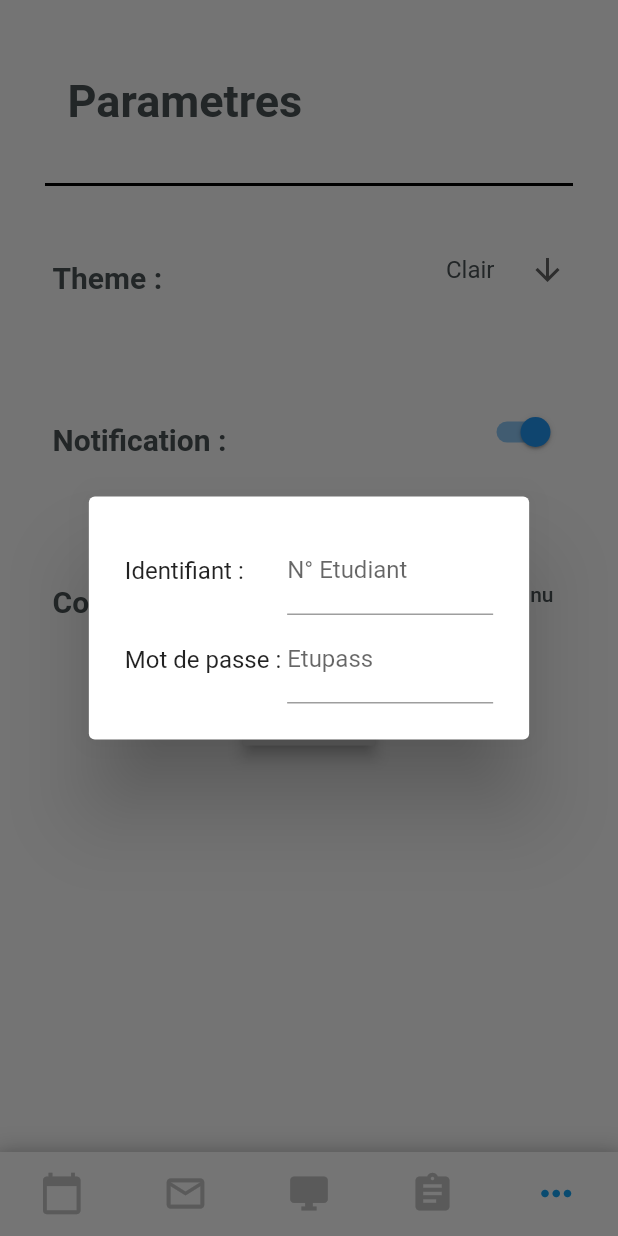
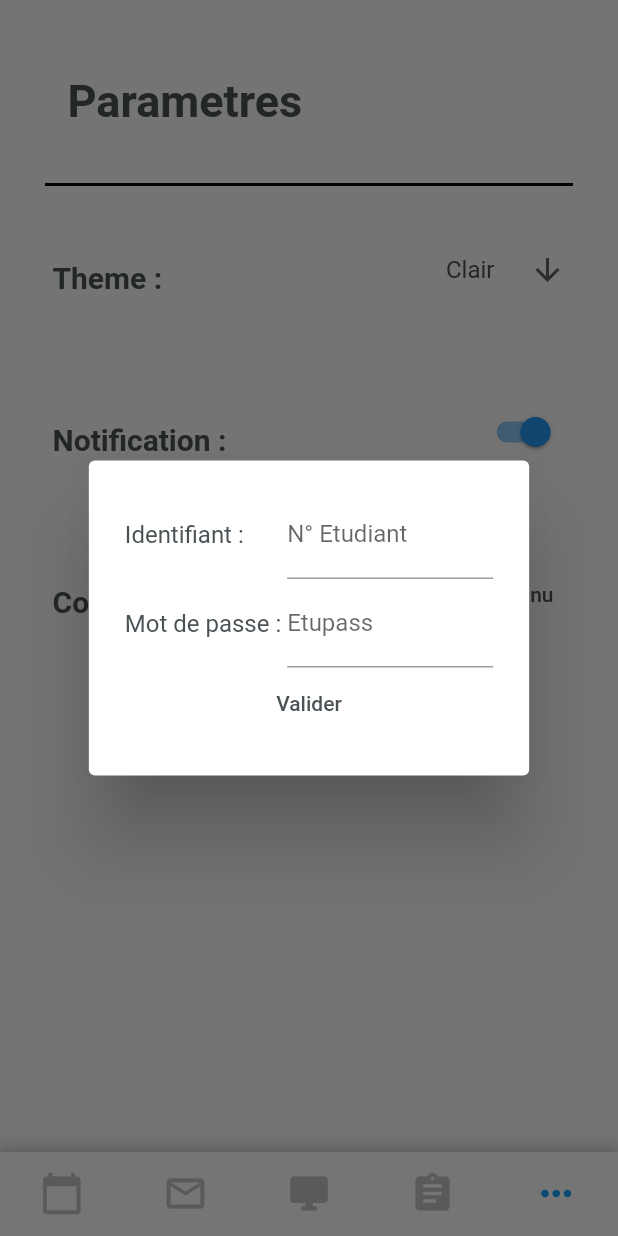
Before and after one commit to Clement-Hellot/EDT-Unicaen, a Flutter app: the screen it shows after launch, item 5 of the bottom bar chosen, after a tap on "inconnu", on a phone screen of 412 x 824 dp. Run offline on Flutter 3.47's test engine with Material 2 defaults, Android fonts, the phone set to English and light mode, and no system bars; our stand-ins replace convert, package_info, shared_preferences, theme_provider; missing offline and left inert: imap_client, mailer; network calls fail; statements that could not run were skipped.

```diff
--- a/proto1/lib/pageOption/Compte.dart
+++ b/proto1/lib/pageOption/Compte.dart
@@ -12,6 +12,8 @@ class PopupCompte extends StatefulWidget {
 }
 
 class _PopupCompteState extends State<PopupCompte> {
+  String pass = "", log = "";
+
   @override
   Widget build(BuildContext context) {
     return AlertDialog(
@@ -22,9 +24,10 @@ class _PopupCompteState extends State<PopupCompte> {
           Row(
             mainAxisAlignment: MainAxisAlignment.spaceBetween,
             children: [
-              Text('Identifiant : '),
+              Text('Identifiant : ',
+        style: ThemeProvider.themeOf(context).data.textTheme.headline1,),
               Container(
-                width: MediaQuery.of(context).size.width/3,
+                width: MediaQuery.of(context).size.width / 3,
                 child: TextField(
                   expands: false,
                   decoration: InputDecoration(
@@ -35,6 +38,7 @@ class _PopupCompteState extends State<PopupCompte> {
                     Compte().username = text;
                     Compte().enregistrerCompte();
                   },
+                  onChanged: (text) => log = text,
                 ),
               )
             ],
@@ -42,9 +46,10 @@ class _PopupCompteState extends State<PopupCompte> {
           Row(
             mainAxisAlignment: MainAxisAlignment.spaceBetween,
             children: [
-              Text('Mot de passe : '),
+              Text('Mot de passe : ',
+          style: ThemeProvider.themeOf(context).data.textTheme.headline1,),
               Container(
-                width: MediaQuery.of(context).size.width/3,
+                width: MediaQuery.of(context).size.width / 3,
                 child: TextField(
                   expands: false,
                   decoration: InputDecoration(
@@ -55,12 +60,30 @@ class _PopupCompteState extends State<PopupCompte> {
                     Compte().password = text;
                     Compte().enregistrerCompte();
                   },
+                  onChanged: (text) => pass = text,
+                ),
+              )
+            ],
+          ),
+          Row(
+            mainAxisAlignment: MainAxisAlignment.center,
+            mainAxisSize: MainAxisSize.min,
+            children: [
+              TextButton(
+                onPressed: () {
+                  Compte().username = log;
+                  Compte().password = pass;
+                  Compte().enregistrerCompte();
+                  Navigator.of(context).pop();
+                },
+                child: Text(
+                  "Valider",
+                  style: ThemeProvider.themeOf(context).data.textTheme.headline1,
                 ),
               )
             ],
           )
-        ])
-    );
+        ]));
   }
 }
 
@@ -111,10 +134,10 @@ class _CompteRowState extends State<CompteRow> {
               },
               child: Text(
                 //Affichage du bouton
-                Compte().username==null?"inconnu":Compte().username,
+                Compte().username == null ? "inconnu" : Compte().username,
                 style: ThemeProvider.themeOf(context).data.textTheme.headline1,
               ),
-            ))
+            )),
       ],
     );
   }
@@ -150,13 +173,11 @@ class Compte {
       prefs = await SharedPreferences.getInstance();
       username = prefs.get('username');
       password = prefs.get('password');
-      print("id : " + username + "\npassword : " + password);
     } on NoSuchMethodError {
-      print("Pas de compte enregistré"); //En cas d'exception
       username = "Inconnu";
       password = "";
     }
-    if(username == "") {
+    if (username == "") {
       username = "Inconnu";
     }
   }
--- a/proto1/lib/pageOption/aPropos.dart
+++ b/proto1/lib/pageOption/aPropos.dart
@@ -4,7 +4,6 @@ import 'package:theme_provider/theme_provider.dart';
 
 //////////////////////////////////////////FRONT END/////////////////////////////////////////
 class PopupAPropos extends StatefulWidget {
-  PopupAPropos({Key key}) : super(key: key);
 
   @override
   State<StatefulWidget> createState() {
```
